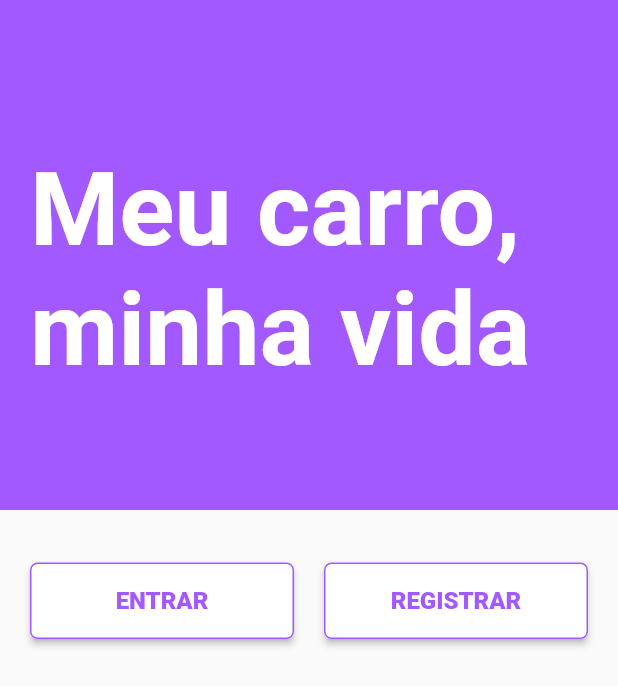
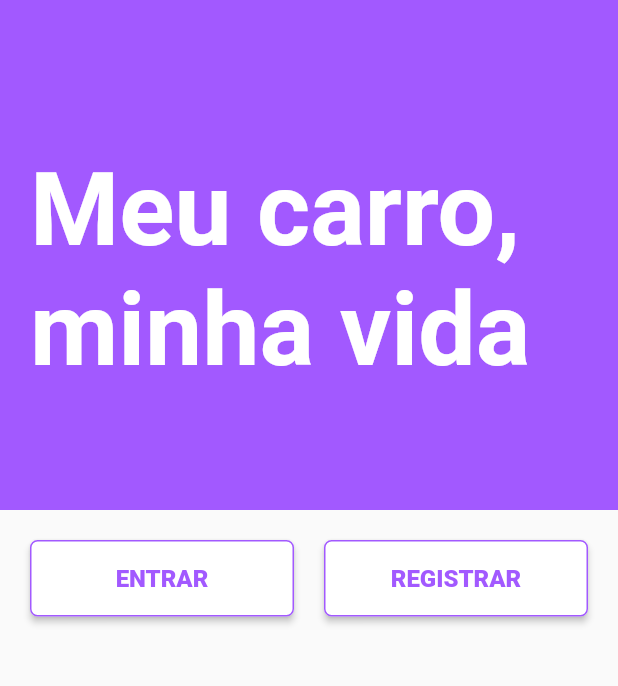
Before and after one commit to vitorgaboardi/MeuCarroMinhaVida, a Flutter app: the screen it shows after launch, on a phone screen of 412 x 824 dp. Shown: the top 686 px of the screen. Run offline on Flutter 3.47's test engine with Material 2 defaults, Android fonts, the phone set to English and light mode, and no system bars.

Commit message:
Corrigido a tela Home para resoluções 1280x720

```diff
--- a/lib/pages/home.dart
+++ b/lib/pages/home.dart
@@ -43,7 +43,7 @@ class HomeState extends State<Home> {
               child: SizedBox(
                   height: 86,
                   child: Container(
-                      padding: EdgeInsets.fromLTRB(20, 35, 10, 0),
+                      padding: EdgeInsets.fromLTRB(20, 20, 10, 15),
                       child: ElevatedButton(
                           onPressed: irParaEntrar,
                           style: ButtonStyle(
@@ -67,7 +67,7 @@ class HomeState extends State<Home> {
               child: SizedBox(
                   height: 86,
                   child: Container(
-                      padding: EdgeInsets.fromLTRB(10, 35, 20, 0),
+                      padding: EdgeInsets.fromLTRB(10, 20, 20, 15),
                       child: ElevatedButton(
                         onPressed: irParaCadastro,
                         style: ButtonStyle(
```
